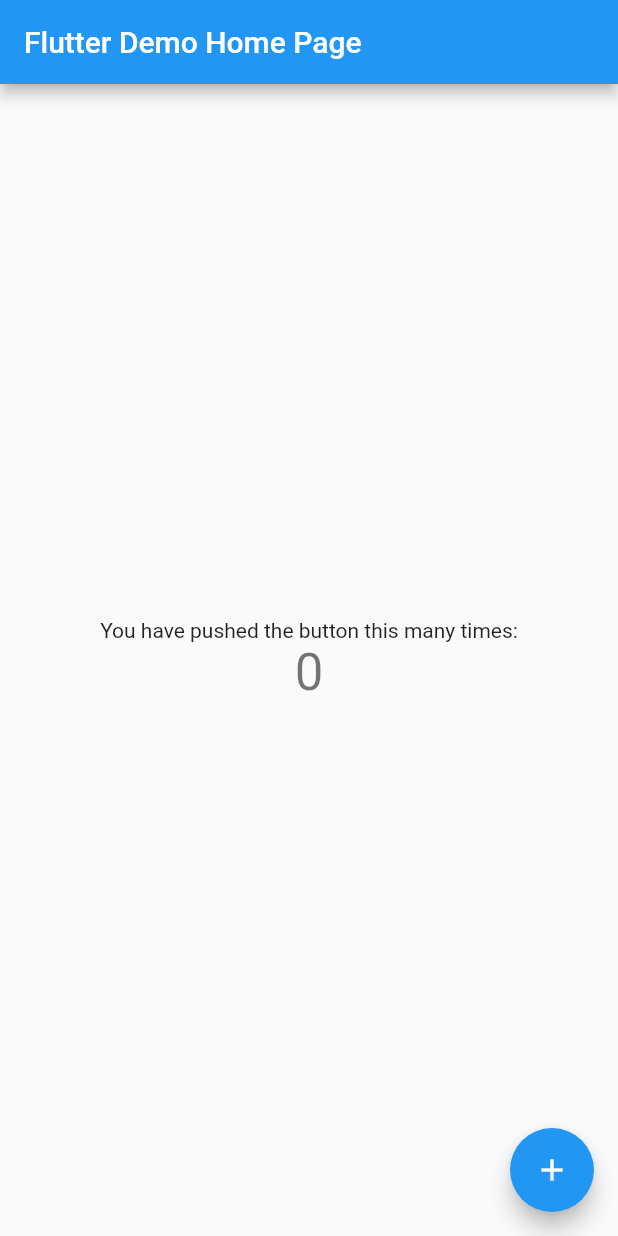
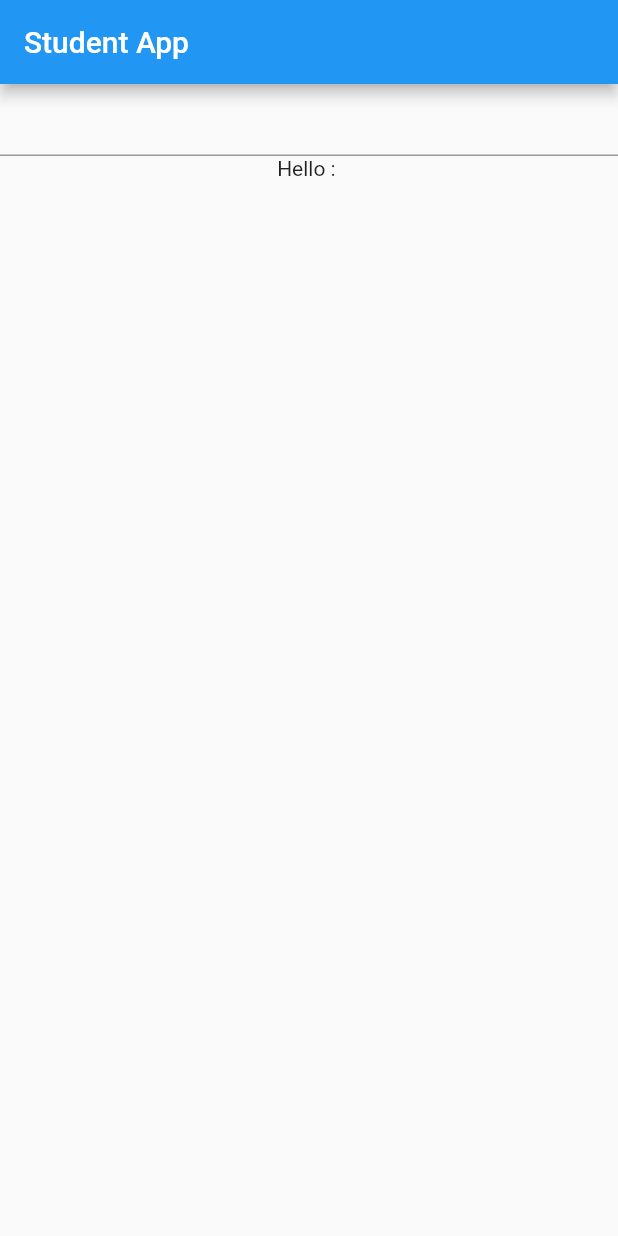
Before and after one commit to ekremsaydam/flutter, a Flutter app: the screen it shows after launch, on a phone screen of 412 x 824 dp. Run offline on Flutter 3.47's test engine with Material 2 defaults, Android fonts, the phone set to English and light mode, and no system bars.

Commit message:
StatefulWidget

```diff
--- a/f03_student_project/lib/main.dart
+++ b/f03_student_project/lib/main.dart
@@ -9,103 +9,40 @@ class MyApp extends StatelessWidget {
     return MaterialApp(
       title: 'Flutter Demo',
       theme: ThemeData(
-        // This is the theme of your application.
-        //
-        // Try running your application with "flutter run". You'll see the
-        // application has a blue toolbar. Then, without quitting the app, try
-        // changing the primarySwatch below to Colors.green and then invoke
-        // "hot reload" (press "r" in the console where you ran "flutter run",
-        // or simply save your changes to "hot reload" in a Flutter IDE).
-        // Notice that the counter didn't reset back to zero; the application
-        // is not restarted.
         primarySwatch: Colors.blue,
       ),
-      home: MyHomePage(title: 'Flutter Demo Home Page'),
+      home: MyHomePage(),
     );
   }
 }
 
 class MyHomePage extends StatefulWidget {
-  MyHomePage({Key key, this.title}) : super(key: key);
-
-  // This widget is the home page of your application. It is stateful, meaning
-  // that it has a State object (defined below) that contains fields that affect
-  // how it looks.
-
-  // This class is the configuration for the state. It holds the values (in this
-  // case the title) provided by the parent (in this case the App widget) and
-  // used by the build method of the State. Fields in a Widget subclass are
-  // always marked "final".
-
-  final String title;
-
   @override
-  _MyHomePageState createState() => _MyHomePageState();
+  State<StatefulWidget> createState() {
+    return StudentDialogBoxState();
+  }
 }
 
-class _MyHomePageState extends State<MyHomePage> {
-  int _counter = 0;
-
-  void _incrementCounter() {
-    setState(() {
-      // This call to setState tells the Flutter framework that something has
-      // changed in this State, which causes it to rerun the build method below
-      // so that the display can reflect the updated values. If we changed
-      // _counter without calling setState(), then the build method would not be
-      // called again, and so nothing would appear to happen.
-      _counter++;
-    });
-  }
-
+class StudentDialogBoxState extends State<MyHomePage> {
+  String studentName = "";
   @override
   Widget build(BuildContext context) {
-    // This method is rerun every time setState is called, for instance as done
-    // by the _incrementCounter method above.
-    //
-    // The Flutter framework has been optimized to make rerunning build methods
-    // fast, so that you can just rebuild anything that needs updating rather
-    // than having to individually change instances of widgets.
     return Scaffold(
       appBar: AppBar(
-        // Here we take the value from the MyHomePage object that was created by
-        // the App.build method, and use it to set our appbar title.
-        title: Text(widget.title),
+        title: Text("Student App"),
       ),
-      body: Center(
-        // Center is a layout widget. It takes a single child and positions it
-        // in the middle of the parent.
-        child: Column(
-          // Column is also layout widget. It takes a list of children and
-          // arranges them vertically. By default, it sizes itself to fit its
-          // children horizontally, and tries to be as tall as its parent.
-          //
-          // Invoke "debug painting" (press "p" in the console, choose the
-          // "Toggle Debug Paint" action from the Flutter Inspector in Android
-          // Studio, or the "Toggle Debug Paint" command in Visual Studio Code)
-          // to see the wireframe for each widget.
-          //
-          // Column has various properties to control how it sizes itself and
-          // how it positions its children. Here we use mainAxisAlignment to
-          // center the children vertically; the main axis here is the vertical
-          // axis because Columns are vertical (the cross axis would be
-          // horizontal).
-          mainAxisAlignment: MainAxisAlignment.center,
-          children: <Widget>[
-            Text(
-              'You have pushed the button this many times:',
-            ),
-            Text(
-              '$_counter',
-              style: Theme.of(context).textTheme.display1,
-            ),
-          ],
-        ),
+      body: Column(
+        children: <Widget>[
+          TextField(
+            onChanged: (String nametochange) {
+              setState(() {
+                studentName = nametochange;
+              });
+            },
+          ),
+          Text("Hello : " + studentName),
+        ],
       ),
-      floatingActionButton: FloatingActionButton(
-        onPressed: _incrementCounter,
-        tooltip: 'Increment',
-        child: Icon(Icons.add),
-      ), // This trailing comma makes auto-formatting nicer for build methods.
     );
   }
 }
```
